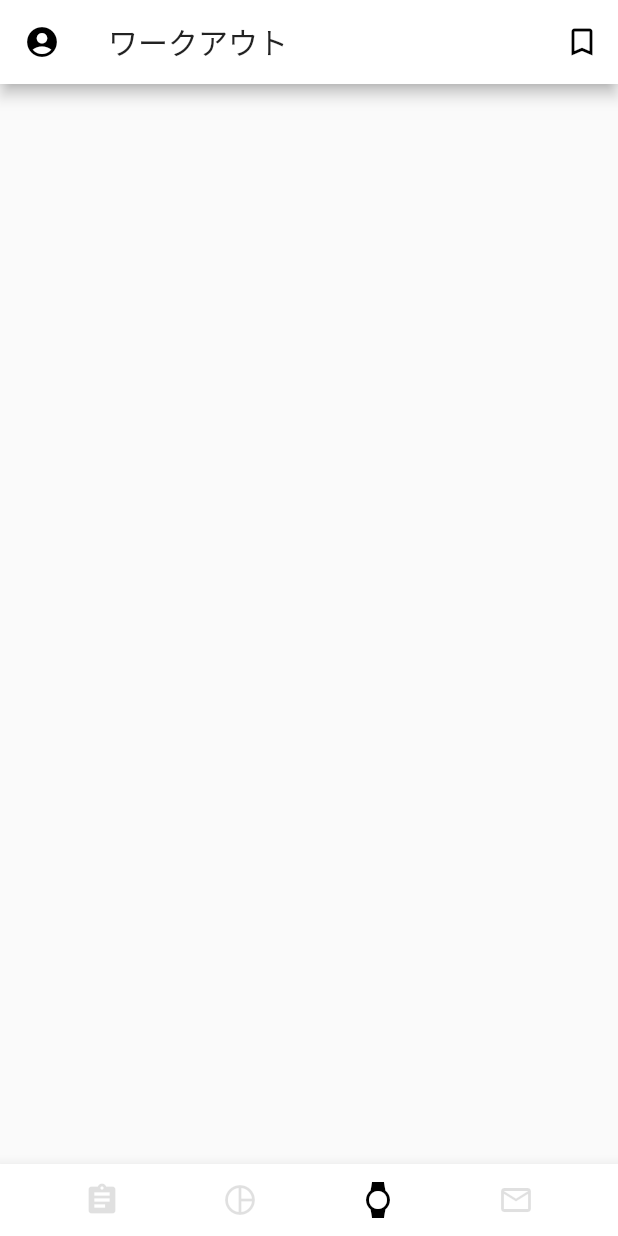
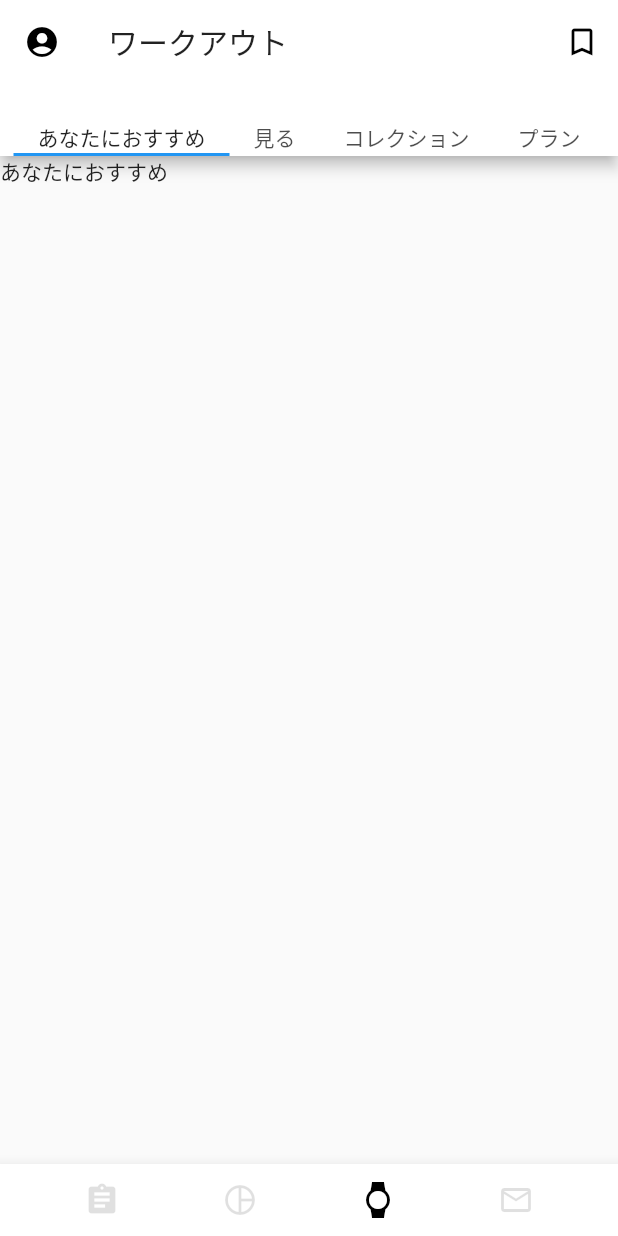
Before and after one commit to takudo/cp_ntc, a Flutter app: the WorkoutPage screen opened by its route, on a phone screen of 412 x 824 dp. Run offline on Flutter 3.47's test engine with Material 2 defaults, Android fonts, the phone set to English and light mode, and no system bars.

Commit message:
各navbar 遷移と、ワークアウトページのtabbarまで

```diff
--- a/lib/layouts/pages/activity_page.dart
+++ b/lib/layouts/pages/activity_page.dart
@@ -16,7 +16,7 @@ class _ActivityPageState extends State<ActivityPage> {
   Widget build(BuildContext context) {
     return Scaffold(
       appBar: CommonAppBar(
-        "アクティビティ",
+        title: "アクティビティ",
       ),
       body: Center(
         child: Column(
--- a/lib/layouts/pages/feed_page.dart
+++ b/lib/layouts/pages/feed_page.dart
@@ -23,7 +23,7 @@ class _FeedPageState extends State<FeedPage> {
   Widget build(BuildContext context) {
     return Scaffold(
       appBar: CommonAppBar(
-        "フィード"
+          title: "フィード"
       ),
       body: Center(
         child: Column(
--- a/lib/layouts/pages/mail_tray_page.dart
+++ b/lib/layouts/pages/mail_tray_page.dart
@@ -17,7 +17,7 @@ class _MailTrayPageState extends State<MailTrayPage> {
   Widget build(BuildContext context) {
     return Scaffold(
       appBar: CommonAppBar(
-        "受信トレイ",
+        title: "受信トレイ",
       ),
       body: Center(
         child: Column(
--- a/lib/layouts/pages/workout_page.dart
+++ b/lib/layouts/pages/workout_page.dart
@@ -15,18 +15,31 @@ class _WorkoutPageState extends State<WorkoutPage> {
 
   @override
   Widget build(BuildContext context) {
-    return Scaffold(
-      appBar: CommonAppBar(
-        "ワークアウト"
-      ),
-      body: Center(
-        child: Column(
-          mainAxisAlignment: MainAxisAlignment.center,
-          children: <Widget>[
+    return DefaultTabController(
+      length: 4,
+      child: Scaffold(
+        appBar: CommonAppBar(
+          title: "ワークアウト",
+          bottom: TabBar(
+            isScrollable: true,
+            tabs: [
+              Text('あなたにおすすめ'),
+              Text('見る'),
+              Text('コレクション'),
+              Text('プラン'),
+            ],
+          ),
+        ),
+        body: TabBarView(
+          children: [
+            Text('あなたにおすすめ'),
+            Text('見る'),
+            Text('コレクション'),
+            Text('プラン'),
           ],
         ),
+        bottomNavigationBar: CommonBottomNavbar(_selectedIndex),
       ),
-      bottomNavigationBar: CommonBottomNavbar(_selectedIndex),
     );
   }
 }
--- a/lib/layouts/widgets/common_app_bar.dart
+++ b/lib/layouts/widgets/common_app_bar.dart
@@ -2,13 +2,17 @@ import 'package:flutter/material.dart';
 
 class CommonAppBar extends AppBar {
 
-  CommonAppBar(String title):
+  CommonAppBar({
+    @required String title,
+    PreferredSizeWidget bottom
+  }):
     super(
         centerTitle: false,
         leading: Icon(Icons.account_circle),
         title: Text(title, ),
         actions: <Widget>[
           IconButton(icon: Icon(Icons.bookmark_border), onPressed: () {  },)
-        ]
+        ],
+        bottom: bottom
       );
 }
```
Also changed, not shown: 1 other file.
